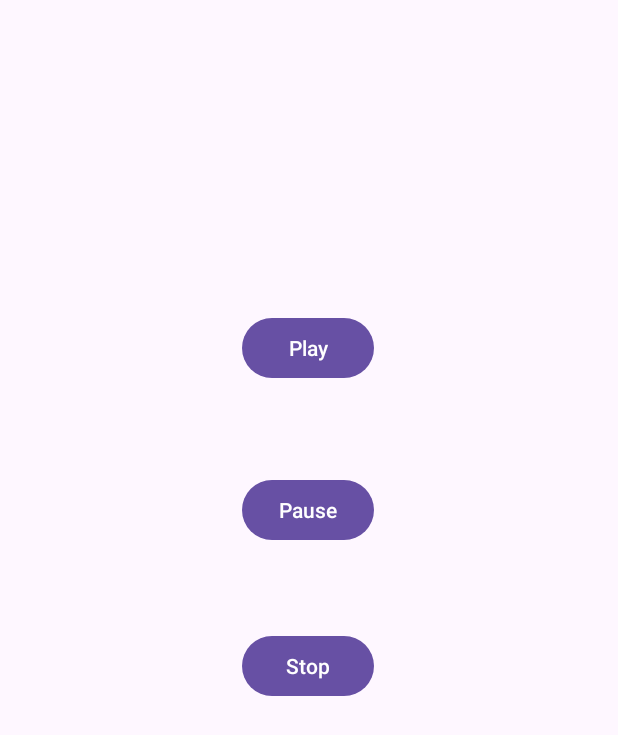
After one commit to gnart2k/FileAccesser, an Android app: the MusicPlayActivity screen opened directly, with no data from a screen before it, on a phone screen of 412 x 824 dp. The commit adds this screen. Shown: the top 735 px of the screen. Run offline under Robolectric (Android 15) with nearby library versions, the phone set to English and light mode, and no system bars.

Commit message:
done mp3 player

```diff
--- a/app/src/main/AndroidManifest.xml
+++ b/app/src/main/AndroidManifest.xml
@@ -19,6 +19,12 @@
         android:supportsRtl="true"
         android:theme="@style/Theme.FileAccesser"
         tools:targetApi="31">
+        <activity
+            android:name=".VideoPlayActivity"
+            android:exported="false" />
+        <activity
+            android:name=".MusicPlayActivity"
+            android:exported="false" />
         <activity
             android:name=".ViewTextActivity"
             android:exported="false" />
--- /dev/null
+++ b/app/src/main/java/com/example/fileaccesser/MusicPlayActivity.java
@@ -0,0 +1,71 @@
+package com.example.fileaccesser;
+
+import androidx.appcompat.app.AppCompatActivity;
+
+import android.media.MediaPlayer;
+import android.os.Bundle;
+import android.view.View;
+import android.widget.Button;
+
+import java.io.IOException;
+
+public class MusicPlayActivity extends AppCompatActivity {
+    private MediaPlayer mediaPlayer;
+
+    @Override
+    protected void onCreate(Bundle savedInstanceState) {
+        super.onCreate(savedInstanceState);
+        setContentView(R.layout.activity_music_play);
+        mediaPlayer = new MediaPlayer();
+        try {
+            String filePath = getIntent().getStringExtra("filePath");
+            mediaPlayer.setDataSource(filePath);
+            mediaPlayer.prepare();
+        } catch (Exception e) {
+            e.printStackTrace();
+        }
+
+        Button playButton = findViewById(R.id.playButton);
+        Button pauseButton = findViewById(R.id.pauseButton);
+        Button stopButton = findViewById(R.id.stopButton);
+
+        playButton.setOnClickListener(new View.OnClickListener() {
+            @Override
+            public void onClick(View v) {
+                if (!mediaPlayer.isPlaying()) {
+                    mediaPlayer.start();
+                }
+            }
+        });
+
+        pauseButton.setOnClickListener(new View.OnClickListener() {
+            @Override
+            public void onClick(View v) {
+                if (mediaPlayer.isPlaying()) {
+                    mediaPlayer.pause();
+                }
+            }
+        });
+
+        stopButton.setOnClickListener(new View.OnClickListener() {
+            @Override
+            public void onClick(View v) {
+                if (mediaPlayer.isPlaying()) {
+                    mediaPlayer.stop();
+                    try {
+                        mediaPlayer.prepare();
+                    } catch (IOException e) {
+                        e.printStackTrace();
+                    }
+                }
+            }
+        });
+    }
+    @Override
+    protected void onDestroy() {
+        super.onDestroy();
+        if (mediaPlayer != null) {
+            mediaPlayer.release();
+        }
+    }
+}
--- /dev/null
+++ b/app/src/main/res/layout/activity_music_play.xml
@@ -0,0 +1,44 @@
+<?xml version="1.0" encoding="utf-8"?>
+<androidx.constraintlayout.widget.ConstraintLayout xmlns:android="http://schemas.android.com/apk/res/android"
+    xmlns:app="http://schemas.android.com/apk/res-auto"
+    xmlns:tools="http://schemas.android.com/tools"
+    android:layout_width="match_parent"
+    android:layout_height="match_parent"
+    tools:context=".MusicPlayActivity">
+
+
+    <Button
+        android:id="@+id/playButton"
+        android:layout_width="wrap_content"
+        android:layout_height="wrap_content"
+        android:layout_marginTop="208dp"
+        android:text="Play"
+        app:layout_constraintEnd_toEndOf="parent"
+        app:layout_constraintHorizontal_bias="0.498"
+        app:layout_constraintStart_toStartOf="parent"
+        app:layout_constraintTop_toTopOf="parent" />
+
+    <Button
+        android:id="@+id/pauseButton"
+        android:layout_width="wrap_content"
+        android:layout_height="wrap_content"
+        android:layout_marginTop="60dp"
+        android:text="Pause"
+        app:layout_constraintEnd_toEndOf="@+id/playButton"
+        app:layout_constraintHorizontal_bias="0.0"
+        app:layout_constraintStart_toStartOf="@+id/playButton"
+        app:layout_constraintTop_toBottomOf="@+id/playButton" />
+
+    <Button
+        android:id="@+id/stopButton"
+        android:layout_width="wrap_content"
+        android:layout_height="wrap_content"
+        android:layout_marginTop="56dp"
+        android:text="Stop"
+        app:layout_constraintEnd_toEndOf="@+id/pauseButton"
+        app:layout_constraintHorizontal_bias="0.0"
+        app:layout_constraintStart_toStartOf="@+id/pauseButton"
+        app:layout_constraintTop_toBottomOf="@+id/pauseButton" />
+
+
+</androidx.constraintlayout.widget.ConstraintLayout>
```
Also changed, not shown: app/src/main/java/com/example/fileaccesser/MyAdapter.java (+8 -3 lines), app/src/main/java/com/example/fileaccesser/VideoPlayActivity.java (added, +14 -0 lines), app/src/main/res/layout/activity_video_play.xml (added, +40 -0 lines).
